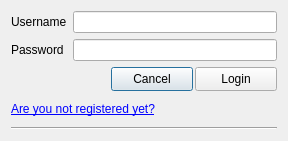
Qt form client/loginwindow.ui (gianluca-amprimo/pds-project) before a commit.
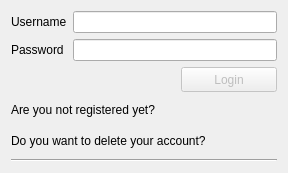
The same form after that commit.

Commit message: Aggiunta finestra di registrazione e finestra di eliminazione account al client

```diff
--- a/client/loginwindow.ui
+++ b/client/loginwindow.ui
@@ -7,7 +7,7 @@
     <x>0</x>
     <y>0</y>
     <width>288</width>
-    <height>141</height>
+    <height>173</height>
    </rect>
   </property>
   <property name="windowTitle">
@@ -51,28 +51,12 @@
       <number>2</number>
      </property>
      <property name="leftMargin">
-      <number>100</number>
+      <number>170</number>
      </property>
-     <item>
-      <widget class="QPushButton" name="CancelButton">
-       <property name="maximumSize">
-        <size>
-         <width>100</width>
-         <height>25</height>
-        </size>
-       </property>
-       <property name="layoutDirection">
-        <enum>Qt::RightToLeft</enum>
-       </property>
-       <property name="text">
-        <string>Cancel</string>
-       </property>
-      </widget>
-     </item>
      <item>
       <widget class="QPushButton" name="LoginButton">
        <property name="enabled">
-        <bool>true</bool>
+        <bool>false</bool>
        </property>
        <property name="maximumSize">
         <size>
@@ -89,6 +73,9 @@
        <property name="text">
         <string>Login</string>
        </property>
+       <property name="default">
+        <bool>true</bool>
+       </property>
       </widget>
      </item>
     </layout>
@@ -98,14 +85,24 @@
      <property name="cursor">
       <cursorShape>PointingHandCursor</cursorShape>
      </property>
+     <property name="autoFillBackground">
+      <bool>false</bool>
+     </property>
      <property name="text">
-      <string>&lt;html&gt;&lt;head/&gt;&lt;body&gt;&lt;p&gt;&lt;span style=&quot; text-decoration: underline; color:#0000ff;&quot;&gt;Are you not registered yet?&lt;/span&gt;&lt;/p&gt;&lt;/body&gt;&lt;/html&gt;</string>
+      <string>&lt;html&gt;&lt;head/&gt;&lt;body&gt;&lt;p&gt;&lt;span style=&quot; color:#000000;&quot;&gt;Are you not registered yet?&lt;/span&gt;&lt;/p&gt;&lt;/body&gt;&lt;/html&gt;</string>
      </property>
      <property name="textInteractionFlags">
       <set>Qt::LinksAccessibleByMouse</set>
      </property>
     </widget>
    </item>
+   <item>
+    <widget class="QLabel" name="CancellationLink">
+     <property name="text">
+      <string>Do you want to delete your account?</string>
+     </property>
+    </widget>
+   </item>
    <item>
     <widget class="Line" name="line">
      <property name="orientation">
```
The commit also changes 38 other files.
